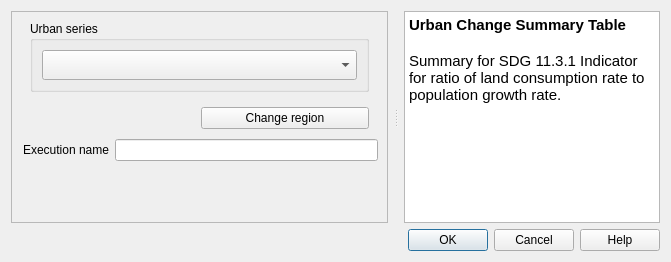
Before: the Qt Designer form LDMP/gui/DlgCalculateUrbanSummaryTable.ui in ConservationInternational/trends.earth, drawn with Qt 5.
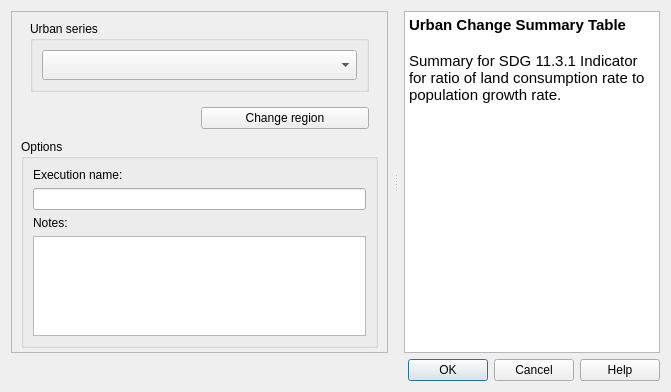
After: the same form once the commit is applied. Custom widgets are drawn as their Qt base class.

Commit message: updated algorithms dialog to include options group box

```diff
--- a/LDMP/gui/DlgCalculateUrbanSummaryTable.ui
+++ b/LDMP/gui/DlgCalculateUrbanSummaryTable.ui
@@ -155,24 +155,58 @@
         </layout>
        </item>
        <item>
-        <layout class="QHBoxLayout" name="horizontalLayout_2">
-         <property name="leftMargin">
-          <number>2</number>
+        <widget class="QgsCollapsibleGroupBox" name="options_group">
+         <property name="title">
+          <string>Options</string>
          </property>
+         <property name="collapsed">
+          <bool>true</bool>
+         </property>
+         <layout class="QVBoxLayout" name="verticalLayout_4">
          <item>
           <widget class="QLabel" name="execution_name_la">
            <property name="toolTip">
             <string>Auto generated name for the task which can be edited</string>
            </property>
            <property name="text">
-            <string>Execution name</string>
+             <string>Execution name:</string>
            </property>
           </widget>
          </item>
          <item>
           <widget class="QLineEdit" name="execution_name_le"/>
          </item>
-        </layout>
+          <item>
+           <widget class="QLabel" name="task_notes_la">
+            <property name="text">
+             <string>Notes:</string>
+            </property>
+           </widget>
+          </item>
+          <item>
+           <widget class="QTextEdit" name="task_notes">
+            <property name="sizePolicy">
+             <sizepolicy hsizetype="Expanding" vsizetype="Minimum">
+              <horstretch>0</horstretch>
+              <verstretch>0</verstretch>
+             </sizepolicy>
+            </property>
+            <property name="minimumSize">
+             <size>
+              <width>0</width>
+              <height>0</height>
+             </size>
+            </property>
+            <property name="maximumSize">
+             <size>
+              <width>16777215</width>
+              <height>100</height>
+             </size>
+            </property>
+           </widget>
+          </item>
+         </layout>
+        </widget>
        </item>
        <item>
         <spacer name="verticalSpacer">
@@ -230,6 +264,12 @@
   </layout>
  </widget>
  <customwidgets>
+  <customwidget>
+   <class>QgsCollapsibleGroupBox</class>
+   <extends>QGroupBox</extends>
+   <header>qgis.gui</header>
+   <container>1</container>
+  </customwidget>
   <customwidget>
    <class>WidgetDataIOSelectTELayerExisting</class>
    <extends>QComboBox</extends>
```
Left out of the diff: 3 changed lines with no effect on the pictures. Lines whose indentation alone changed are shown as unchanged. The commit also changes 10 other files.
